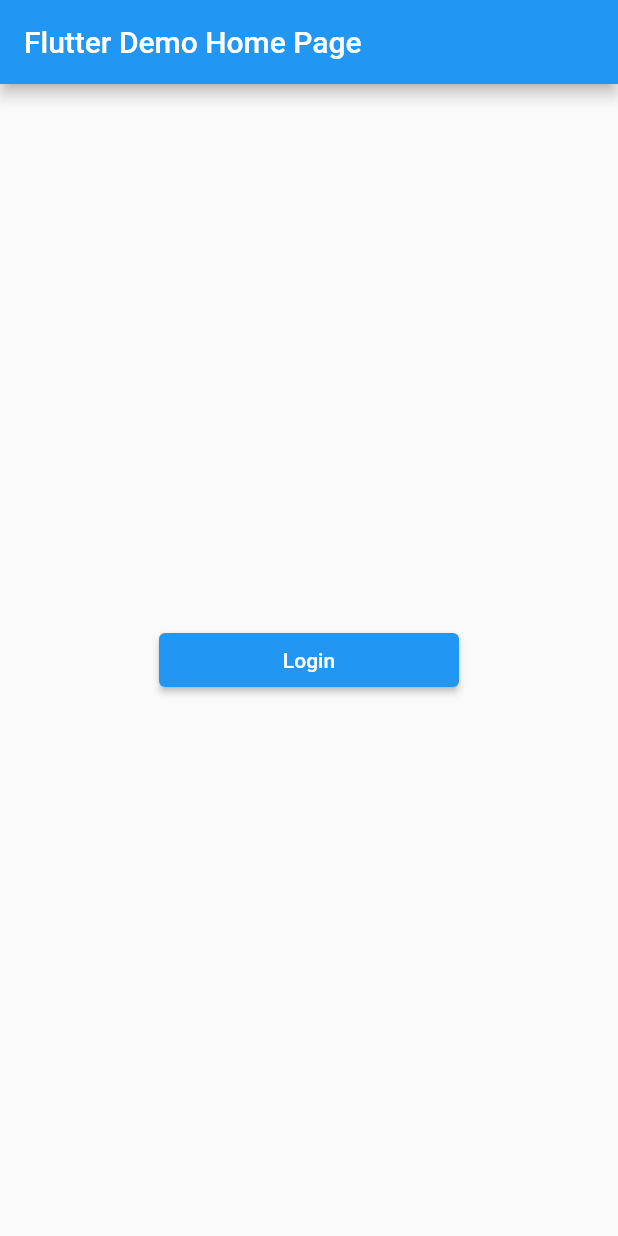
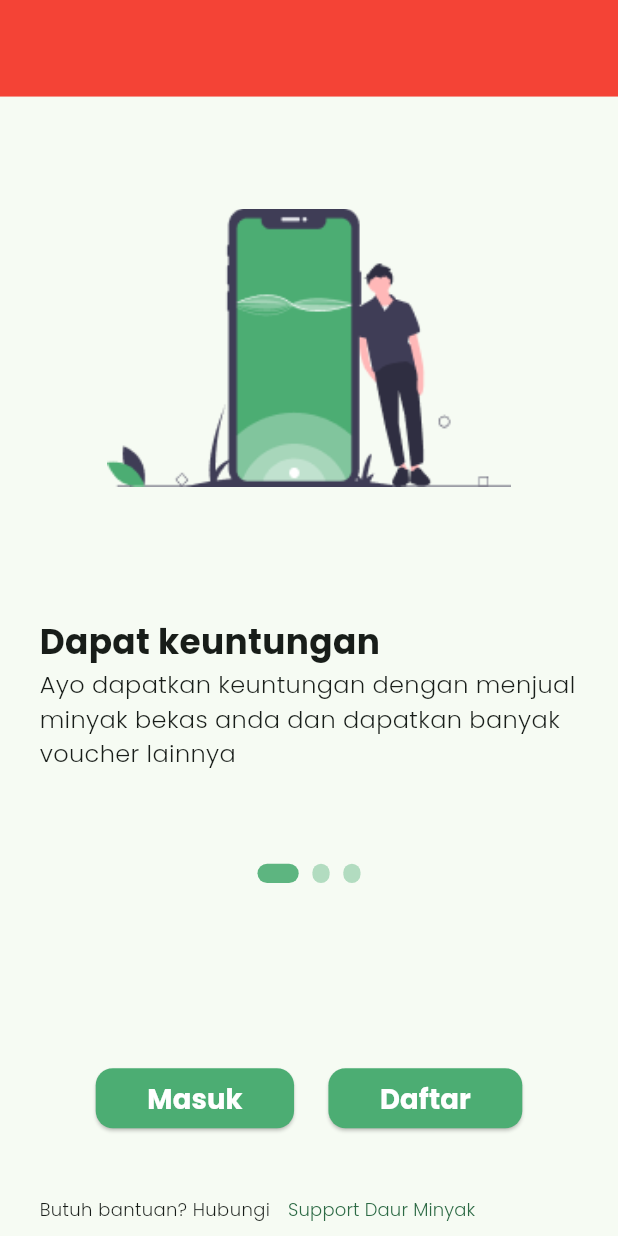
Before and after one commit to andrianazz/daur_minyak, a Flutter app: the screen it shows after launch, on a phone screen of 412 x 824 dp. Run offline on Flutter 3.47's test engine with Material 2 defaults, Android fonts, the phone set to English and light mode, and no system bars; drawn by our look-alikes of carousel_slider; our stand-ins replace cloud_firestore, firebase_auth, firebase_core, flutter_riverpod, flutter_screenutil, freezed_annotation and 3 more; accounts and stored records are empty; generated files the repository leaves out were written again.

Commit message:
add: splash page complete

```diff
--- /dev/null
+++ b/lib/data/models/splash_model.dart
@@ -0,0 +1,20 @@
+List<Map<String, dynamic>> splashPageModel = [
+  {
+    'title': "Dapat keuntungan",
+    'subtitle':
+        "Ayo dapatkan keuntungan dengan menjual minyak bekas anda dan dapatkan banyak voucher lainnya",
+    'image': "assets/splash1.png"
+  },
+  {
+    'title': "Memilah Minyak",
+    'subtitle':
+        "Memilah minyak bekas yang benar akan membantu melestarikan lingungkan dari limbah dan kerusakan tanah",
+    'image': "assets/splash2.png"
+  },
+  {
+    'title': "Dapat keuntungan",
+    'subtitle':
+        "Kami menyediakan berita dan artikel penting tentang cara mengolah ulang minyak bekas dan bahayanya mengkonsumsi minyak bekas",
+    'image': "assets/splash3.png"
+  }
+];
--- a/lib/main.dart
+++ b/lib/main.dart
@@ -1,15 +1,11 @@
-import 'package:daur_minyak/data/repositories/firebase/firebase_authentication.dart';
-import 'package:daur_minyak/data/repositories/firebase/firebase_user_repository.dart';
-import 'package:daur_minyak/domain/entities/user.dart';
-import 'package:daur_minyak/domain/usecases/login/login.dart';
 import 'package:daur_minyak/firebase_options.dart';
-import 'package:daur_minyak/presentation/providers/repositories/user_repository_provider.dart';
+import 'package:daur_minyak/presentation/misc/constants.dart';
 import 'package:daur_minyak/presentation/providers/router/router_provider.dart';
-import 'package:daur_minyak/presentation/providers/usecases/login_provider.dart';
-import 'package:daur_minyak/presentation/providers/user_data/user_data_provider.dart';
 import 'package:firebase_core/firebase_core.dart';
 import 'package:flutter/material.dart';
 import 'package:flutter_riverpod/flutter_riverpod.dart';
+import 'package:flutter_screenutil/flutter_screenutil.dart';
+import 'package:google_fonts/google_fonts.dart';
 
 void main() async {
   WidgetsFlutterBinding.ensureInitialized();
@@ -26,108 +22,31 @@ class MyApp extends ConsumerWidget {
 
   @override
   Widget build(BuildContext context, WidgetRef ref) {
-    return MaterialApp.router(
-      debugShowCheckedModeBanner: false,
-      title: 'Flutter Demo',
-      theme: ThemeData(primarySwatch: Colors.blue),
-      routeInformationProvider:
-          ref.watch(routerProvider).routeInformationProvider,
-      routerDelegate: ref.watch(routerProvider).routerDelegate,
-      routeInformationParser: ref.watch(routerProvider).routeInformationParser,
-    );
-  }
-}
-
-class LoginPage extends ConsumerWidget {
-  const LoginPage({super.key});
-
-  @override
-  Widget build(BuildContext context, WidgetRef ref) {
-    ref.listen(userDataProvider, (previous, next) {
-      print(previous);
-      print(next);
-      if (next is AsyncData) {
-        if (next.value != null) {
-          ref.read(routerProvider).goNamed("main");
-        }
-      } else if (next is AsyncError) {
-        ScaffoldMessenger.of(context).showSnackBar(SnackBar(
-          content: Text(next.error.toString()),
-        ));
-      }
-    });
-
-    return Scaffold(
-      appBar: AppBar(
-        title: const Text('Flutter Demo Home Page'),
-      ),
-      body: Center(
-        child: switch (ref.watch(userDataProvider)) {
-          AsyncData(:final value) => value == null
-              ? SizedBox(
-                  width: 200,
-                  child: ElevatedButton(
-                    onPressed: () {
-                      ref.read(userDataProvider.notifier).login(
-                            email: "edho@gmail.com",
-                            password: "123456",
-                          );
-                    },
-                    child: const Text("Login"),
-                  ),
-                )
-              : const Center(child: CircularProgressIndicator()),
-          _ => const Center(child: CircularProgressIndicator())
-        },
+    return ScreenUtilInit(
+      designSize: const Size(360, 640),
+      splitScreenMode: true,
+      minTextAdapt: true,
+      child: MaterialApp.router(
+        debugShowCheckedModeBanner: false,
+        title: 'Flutter Demo',
+        theme: ThemeData.from(
+            colorScheme: ColorScheme.fromSeed(
+              seedColor: primaryColor,
+              background: backgroundColor,
+              brightness: Brightness.light,
+            ),
+            useMaterial3: true,
+            textTheme: TextTheme(
+              bodyMedium: GoogleFonts.poppins(),
+              bodyLarge: GoogleFonts.poppins(),
+              labelLarge: GoogleFonts.poppins(),
+            )),
+        routeInformationProvider:
+            ref.watch(routerProvider).routeInformationProvider,
+        routerDelegate: ref.watch(routerProvider).routerDelegate,
+        routeInformationParser:
+            ref.watch(routerProvider).routeInformationParser,
       ),
     );
   }
 }
-
-class HomePage extends ConsumerStatefulWidget {
-  const HomePage({super.key});
-
-  @override
-  ConsumerState<ConsumerStatefulWidget> createState() => _HomePageState();
-}
-
-class _HomePageState extends ConsumerState<HomePage> {
-  @override
-  Widget build(BuildContext context) {
-    ref.listen(userDataProvider, (previous, next) {
-      print(previous);
-      print(next);
-      if (previous != null && next is AsyncData && next.value == null) {
-        ref.read(routerProvider).goNamed("login");
-      } else if (next is AsyncError) {
-        ScaffoldMessenger.of(context).showSnackBar(SnackBar(
-          content: Text(next.error.toString()),
-        ));
-      }
-    });
-    return Scaffold(
-      appBar: AppBar(
-        title: const Text('Second Page'),
-      ),
-      body: Center(
-        child: Column(
-          children: [
-            Text(
-              ref.watch(userDataProvider).when(
-                    data: (data) => data.toString(),
-                    error: (error, stackTrace) => '',
-                    loading: () => "Loading",
-                  ),
-            ),
-            ElevatedButton(
-              onPressed: () {
-                ref.read(userDataProvider.notifier).logout();
-              },
-              child: const Text('Logout'),
-            ),
-          ],
-        ),
-      ),
-    );
-  }
-}
--- /dev/null
+++ b/lib/presentation/misc/constants.dart
@@ -0,0 +1,5 @@
+import 'package:flutter/material.dart';
+
+Color primaryColor = const Color(0xFF4CAD73);
+Color backgroundColor = const Color(0xFFFFFFFF);
+Color orangeColor = const Color(0xFFF7BF41);
--- /dev/null
+++ b/lib/presentation/misc/methods.dart
@@ -0,0 +1,25 @@
+import 'package:flutter/material.dart';
+
+Map<double, SizedBox> _verticalSpaces = {};
+
+Map<double, SizedBox> _horizontalSpaces = {};
+
+SizedBox verticalSpace(double height) {
+  if (!_verticalSpaces.containsKey(height)) {
+    final space = SizedBox(height: height);
+    _verticalSpaces[height] = space;
+    return space;
+  }
+
+  return _verticalSpaces[height]!;
+}
+
+SizedBox horizontalSpace(double width) {
+  if (!_horizontalSpaces.containsKey(width)) {
+    final space = SizedBox(width: width);
+    _horizontalSpaces[width] = space;
+    return space;
+  }
+
+  return _horizontalSpaces[width]!;
+}
--- /dev/null
+++ b/lib/presentation/pages/home_page/home_page.dart
@@ -0,0 +1,50 @@
+import 'package:daur_minyak/presentation/providers/router/router_provider.dart';
+import 'package:daur_minyak/presentation/providers/user_data/user_data_provider.dart';
+import 'package:flutter/material.dart';
+import 'package:flutter_riverpod/flutter_riverpod.dart';
+
+class HomePage extends ConsumerStatefulWidget {
+  const HomePage({super.key});
+
+  @override
+  ConsumerState<ConsumerStatefulWidget> createState() => _HomePageState();
+}
+
+class _HomePageState extends ConsumerState<HomePage> {
+  @override
+  Widget build(BuildContext context) {
+    ref.listen(userDataProvider, (previous, next) {
+      if (previous != null && next is AsyncData && next.value == null) {
+        ref.read(routerProvider).goNamed("login");
+      } else if (next is AsyncError) {
+        ScaffoldMessenger.of(context).showSnackBar(SnackBar(
+          content: Text(next.error.toString()),
+        ));
+      }
+    });
+    return Scaffold(
+      appBar: AppBar(
+        title: const Text('Second Page'),
+      ),
+      body: Center(
+        child: Column(
+          children: [
+            Text(
+              ref.watch(userDataProvider).when(
+                    data: (data) => data.toString(),
+                    error: (error, stackTrace) => '',
+                    loading: () => "Loading",
+                  ),
+            ),
+            ElevatedButton(
+              onPressed: () {
+                ref.read(userDataProvider.notifier).logout();
+              },
+              child: const Text('Logout'),
+            ),
+          ],
+        ),
+      ),
+    );
+  }
+}
--- /dev/null
+++ b/lib/presentation/pages/login_page/login_page.dart
@@ -0,0 +1,48 @@
+import 'package:daur_minyak/presentation/providers/router/router_provider.dart';
+import 'package:daur_minyak/presentation/providers/user_data/user_data_provider.dart';
+import 'package:flutter/material.dart';
+import 'package:flutter_riverpod/flutter_riverpod.dart';
+
+class LoginPage extends ConsumerWidget {
+  const LoginPage({super.key});
+
+  @override
+  Widget build(BuildContext context, WidgetRef ref) {
+    ref.listen(userDataProvider, (previous, next) {
+      if (next is AsyncData) {
+        if (next.value != null) {
+          ref.read(routerProvider).goNamed("main");
+        }
+      } else if (next is AsyncError) {
+        ScaffoldMessenger.of(context).showSnackBar(SnackBar(
+          content: Text(next.error.toString()),
+        ));
+      }
+    });
+
+    return Scaffold(
+      appBar: AppBar(
+        title: const Text('Flutter Demo Home Page'),
+      ),
+      body: Center(
+        child: switch (ref.watch(userDataProvider)) {
+          AsyncData(:final value) => value == null
+              ? SizedBox(
+                  width: 200,
+                  child: ElevatedButton(
+                    onPressed: () {
+                      ref.read(userDataProvider.notifier).login(
+                            email: "edho@gmail.com",
+                            password: "123456",
+                          );
+                    },
+                    child: const Text("Login"),
+                  ),
+                )
+              : const Center(child: CircularProgressIndicator()),
+          _ => const Center(child: CircularProgressIndicator())
+        },
+      ),
+    );
+  }
+}
--- /dev/null
+++ b/lib/presentation/pages/splash_page/splash_page.dart
@@ -0,0 +1,76 @@
+import 'package:carousel_slider/carousel_slider.dart';
+import 'package:daur_minyak/data/models/splash_model.dart';
+import 'package:daur_minyak/presentation/misc/methods.dart';
+import 'package:daur_minyak/presentation/widgets/button_widget.dart';
+import 'package:daur_minyak/presentation/widgets/carousel_widget.dart';
+import 'package:flutter/material.dart';
+import 'package:flutter_screenutil/flutter_screenutil.dart';
+
+class SplashPage extends StatefulWidget {
+  const SplashPage({super.key});
+
+  @override
+  State<SplashPage> createState() => _SplashPageState();
+}
+
+class _SplashPageState extends State<SplashPage> {
+  final int _current = 0;
+  final CarouselController _carouselC = CarouselController();
+  final items = splashPageModel;
+
+  @override
+  Widget build(BuildContext context) {
+    return Scaffold(
+      body: SafeArea(
+        child: ListView(
+          children: [
+            Container(
+              width: 50.w,
+              height: 50.h,
+              decoration: const BoxDecoration(
+                color: Colors.red,
+              ),
+            ),
+            verticalSpace(50.h),
+            CarouselWidget(items: items, current: _current),
+            verticalSpace(20.h),
+            Row(
+              mainAxisAlignment: MainAxisAlignment.center,
+              children: [
+                ButtonWidget(text: "Masuk", onPressed: () {}),
+                horizontalSpace(20.w),
+                ButtonWidget(text: "Daftar", onPressed: () {}),
+              ],
+            ),
+            verticalSpace(20.h),
+            Container(
+              padding: EdgeInsets.symmetric(horizontal: 23.w),
+              child: Row(
+                children: [
+                  const Text(
+                    "Butuh bantuan? Hubungi",
+                    style: TextStyle(
+                      fontSize: 12,
+                      fontWeight: FontWeight.w300,
+                    ),
+                  ),
+                  TextButton(
+                    onPressed: () {},
+                    child: const Text(
+                      "Support Daur Minyak",
+                      style: TextStyle(
+                        fontSize: 12,
+                        fontWeight: FontWeight.w300,
+                      ),
+                    ),
+                  ),
+                ],
+              ),
+            ),
+            verticalSpace(26.h),
+          ],
+        ),
+      ),
+    );
+  }
+}
--- a/lib/presentation/providers/router/router_provider.dart
+++ b/lib/presentation/providers/router/router_provider.dart
@@ -1,4 +1,6 @@
-import 'package:daur_minyak/main.dart';
+import 'package:daur_minyak/presentation/pages/home_page/home_page.dart';
+import 'package:daur_minyak/presentation/pages/login_page/login_page.dart';
+import 'package:daur_minyak/presentation/pages/splash_page/splash_page.dart';
 import 'package:go_router/go_router.dart';
 import 'package:riverpod_annotation/riverpod_annotation.dart';
 
@@ -16,4 +18,9 @@ Raw<GoRouter> router(RouterRef ref) => GoRouter(routes: [
         name: "login",
         builder: (context, state) => const LoginPage(),
       ),
-    ], initialLocation: "/login", debugLogDiagnostics: false);
+      GoRoute(
+        path: "/splash",
+        name: "splash",
+        builder: (context, state) => SplashPage(),
+      ),
+    ], initialLocation: "/splash", debugLogDiagnostics: false);
--- /dev/null
+++ b/lib/presentation/widgets/button_widget.dart
@@ -0,0 +1,28 @@
+import 'package:daur_minyak/presentation/misc/constants.dart';
+import 'package:flutter/material.dart';
+import 'package:flutter_screenutil/flutter_screenutil.dart';
+
+class ButtonWidget extends StatelessWidget {
+  final String text;
+  final Function() onPressed;
+  const ButtonWidget({super.key, required this.text, required this.onPressed});
+
+  @override
+  Widget build(BuildContext context) {
+    return ElevatedButton(
+      onPressed: onPressed,
+      style: ElevatedButton.styleFrom(
+        padding: EdgeInsets.symmetric(horizontal: 30.w),
+        backgroundColor: primaryColor,
+        shape: RoundedRectangleBorder(
+          borderRadius: BorderRadius.circular(10.r),
+        ),
+      ),
+      child: Text(
+        text,
+        style: TextStyle(
+            color: Colors.white, fontSize: 16.sp, fontWeight: FontWeight.bold),
+      ),
+    );
+  }
+}
--- /dev/null
+++ b/lib/presentation/widgets/carousel_widget.dart
@@ -0,0 +1,116 @@
+import 'package:carousel_slider/carousel_options.dart';
+import 'package:carousel_slider/carousel_slider.dart';
+import 'package:daur_minyak/presentation/misc/constants.dart';
+import 'package:daur_minyak/presentation/misc/methods.dart';
+import 'package:flutter/material.dart';
+import 'package:flutter_screenutil/flutter_screenutil.dart';
+
+class CarouselWidget extends StatefulWidget {
+  final List<Map<String, dynamic>> items;
+  int current;
+  CarouselWidget({super.key, required this.items, required this.current});
+
+  @override
+  State<CarouselWidget> createState() => _CarouselWidgetState();
+}
+
+class _CarouselWidgetState extends State<CarouselWidget> {
+  @override
+  Widget build(BuildContext context) {
+    return CarouselSlider(
+      items: widget.items.map((i) {
+        return Builder(
+          builder: (BuildContext context) {
+            return Column(
+              children: [
+                Container(
+                  width: MediaQuery.of(context).size.width,
+                  margin: EdgeInsets.symmetric(horizontal: 23.w),
+                  child: Column(
+                    crossAxisAlignment: CrossAxisAlignment.start,
+                    children: [
+                      Center(
+                        child: Container(
+                          width: 235.w,
+                          height: 160.h,
+                          decoration: BoxDecoration(
+                            image: DecorationImage(
+                              image: AssetImage(i['image']),
+                              fit: BoxFit.contain,
+                            ),
+                          ),
+                        ),
+                      ),
+                      verticalSpace(60.h),
+                      Text(
+                        i['title'],
+                        style: TextStyle(
+                          fontSize: 20.sp,
+                          fontWeight: FontWeight.bold,
+                        ),
+                        textAlign: TextAlign.left,
+                      ),
+                      Text(
+                        i['subtitle'],
+                        style: TextStyle(
+                          fontSize: 14.sp,
+                          fontWeight: FontWeight.w300,
+                        ),
+                        textAlign: TextAlign.left,
+                        maxLines: 3,
+                        overflow: TextOverflow.ellipsis,
+                      ),
+                    ],
+                  ),
+                ),
+                verticalSpace(40.h),
+                Row(
+                  mainAxisAlignment: MainAxisAlignment.center,
+                  children: widget.items.asMap().entries.map((entry) {
+                    return GestureDetector(
+                      child: Container(
+                        width: widget.current == entry.key ? 24.w : 10.w,
+                        height: 10.h,
+                        margin: EdgeInsets.symmetric(
+                            vertical: 8.h, horizontal: 4.w),
+                        decoration: BoxDecoration(
+                          borderRadius: BorderRadius.circular(10.r),
+                          color:
+                              (Theme.of(context).brightness == Brightness.dark
+                                      ? Colors.white
+                                      : primaryColor)
+                                  .withOpacity(
+                                      widget.current == entry.key ? 0.9 : 0.4),
+                        ),
+                      ),
+                    );
+                  }).toList(),
+                )
+              ],
+            );
+          },
+        );
+      }).toList(),
+      options: CarouselOptions(
+        height: 430.h,
+        aspectRatio: 16 / 9,
+        viewportFraction: 1,
+        initialPage: 0,
+        enableInfiniteScroll: true,
+        reverse: false,
+        autoPlay: true,
+        autoPlayInterval: const Duration(seconds: 5),
+        autoPlayAnimationDuration: const Duration(milliseconds: 800),
+        autoPlayCurve: Curves.fastOutSlowIn,
+        enlargeCenterPage: true,
+        onPageChanged: (index, reason) {
+          setState(() {
+            widget.current = index;
+          });
+        },
+        enlargeFactor: 0.3,
+        scrollDirection: Axis.horizontal,
+      ),
+    );
+  }
+}
```
Also changed, not shown: pubspec.yaml (+5 -2 lines), assets/daur_minyak_logo.png (added), assets/daur_minyak_logo1.png (added), assets/splash1.png (added), assets/splash2.png (added), assets/splash3.png (added), assets/svg/daur_minyak_logo.svg (added), assets/svg/splash1.svg (added), assets/svg/splash2.svg (added), assets/svg/splash3.svg (added), lib/presentation/providers/router/router_provider.g.dart, pubspec.lock, 1 other file.
